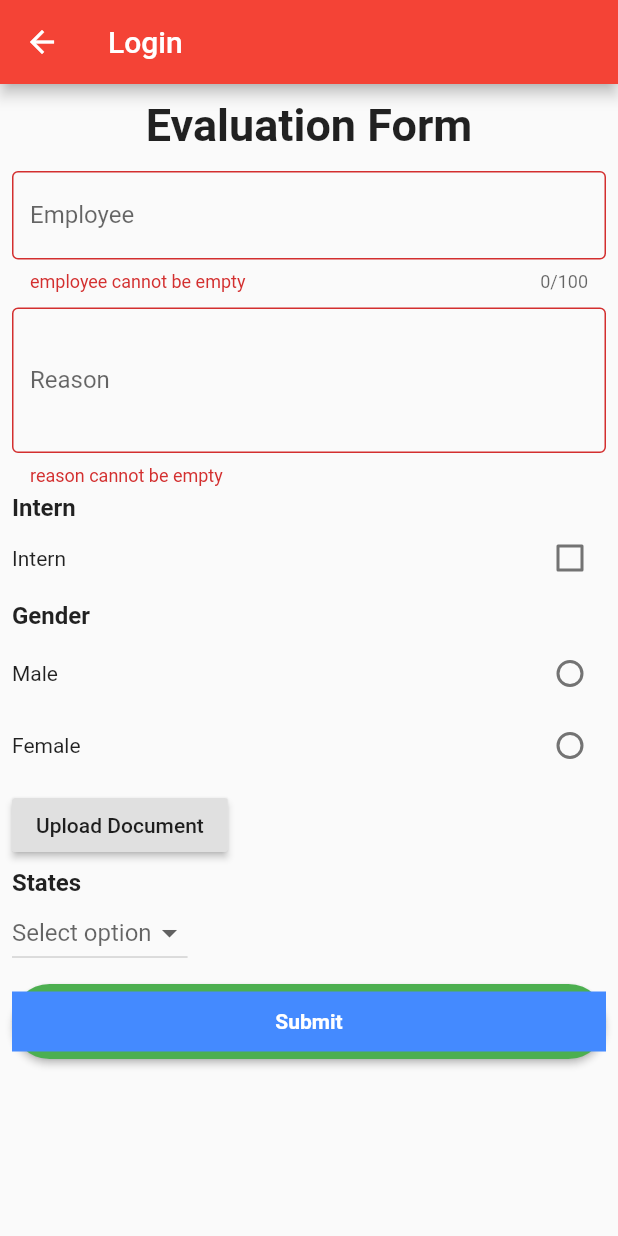
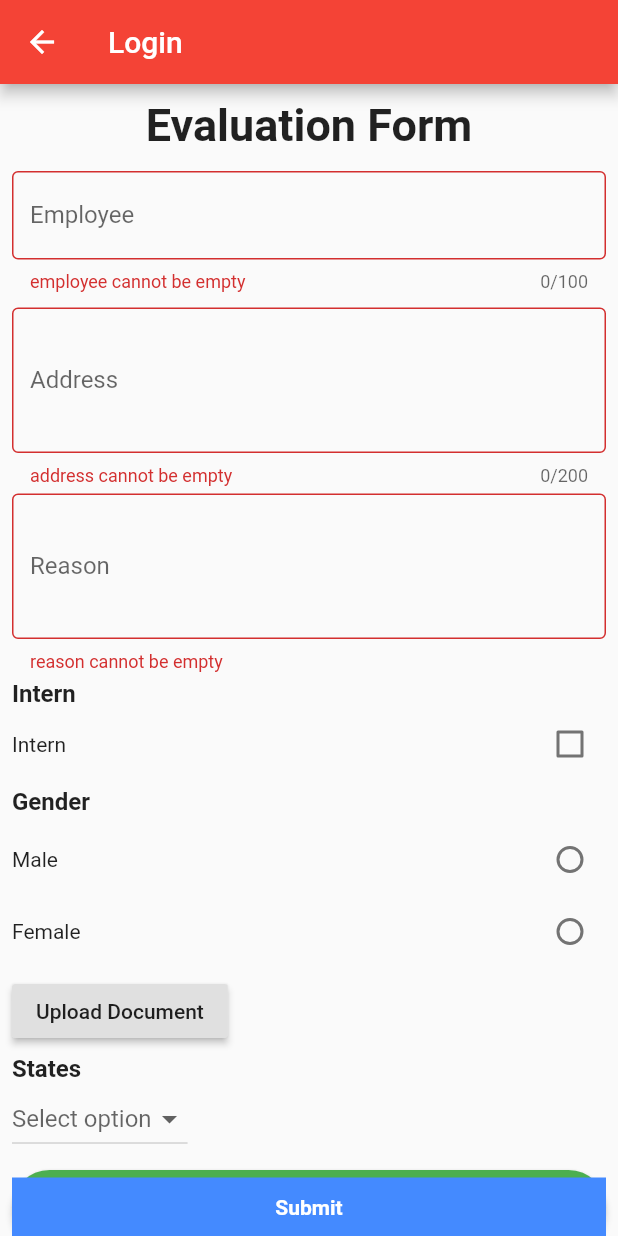
Before and after one commit to maniecodes/jbpm_json_to_form, a Flutter app: the Fields screen opened by its route, after a tap on "Submit", on a phone screen of 412 x 824 dp. Run offline on Flutter 3.47's test engine with Material 2 defaults, Android fonts, the phone set to English and light mode, and no system bars; drawn by our look-alikes of rounded_loading_button; our stand-ins replace file_picker, geolocator; missing offline and left inert: geocoder.

Commit message:
Display address in readonly mode

```diff
--- a/example/lib/fields.dart
+++ b/example/lib/fields.dart
@@ -36,6 +36,21 @@ class _FieldsState extends State<Fields> {
         "label": "Address",
         "required": true,
         "readOnly": false,
+        "validateOnChange": true,
+        "binding": "employee",
+        "standaloneClassName": "java.lang.String",
+        "code": "TextArea",
+        "serializedFieldClassName":
+            "org.kie.workbench.common.forms.fields.shared.fieldTypes.basic.textBox.definition.TextBoxFieldDefinition"
+      },
+      {
+        "maxLength": 200,
+        "placeHolder": "Address",
+        "id": "field_74017774634817E11",
+        "name": "address",
+        "label": "Address",
+        "required": true,
+        "readOnly": true,
         "validateOnChange": true,
         "binding": "employee",
         "standaloneClassName": "java.lang.String",
--- a/lib/jbpm_to_form.dart
+++ b/lib/jbpm_to_form.dart
@@ -140,7 +140,58 @@ class _JbpmFormState extends State<JbpmForm> {
           item['code'] == 'TextArea' ||
           item['code'] == 'IntegerBox') {
         String itemName = "${item['name']}";
+
         if (itemName != 'address') {
+          listWidget.add(
+            Container(
+              margin: EdgeInsets.only(top: 5.0),
+              child: Column(
+                crossAxisAlignment: CrossAxisAlignment.start,
+                children: <Widget>[
+                  TextFormField(
+                    onSaved: (val) {
+                      var d = '';
+                      setState(() => d = val);
+                      print(d);
+                    },
+                    controller: null,
+                    keyboardType: item['code'] == 'IntegerBox'
+                        ? TextInputType.number
+                        : TextInputType.text,
+                    initialValue: formGeneral['fields'][i]['value'] ?? null,
+                    decoration: InputDecoration(
+                      border: OutlineInputBorder(),
+                      labelText: item['label'],
+                      hintText: item['placeHolder'],
+                    ),
+                    maxLength: item['maxLength'] ?? null,
+                    maxLines: item['code'] == 'TextArea' ? 3 : 1,
+                    onChanged: (String value) {
+                      formGeneral['fields'][i]['value'] = value;
+                      _handleChanged();
+                    },
+                    readOnly: item['readOnly'] ?? false,
+                    obscureText: item['code'] == 'Password' ? true : false,
+                    validator: (value) {
+                      if (item['code'] == 'Email') {
+                        return validateEmail(item, value);
+                      }
+
+                      if (item.containsKey('required')) {
+                        if (item['required'] == true ||
+                            item['required'] == 'True' ||
+                            item['required'] == 'true') {
+                          return isRequired(item, value);
+                        }
+                      }
+                      return null;
+                    },
+                  ),
+                ],
+              ),
+            ),
+          );
+        } else if (itemName == 'address' && item['readOnly']) {
           listWidget.add(
             Container(
               margin: EdgeInsets.only(top: 5.0),
```
